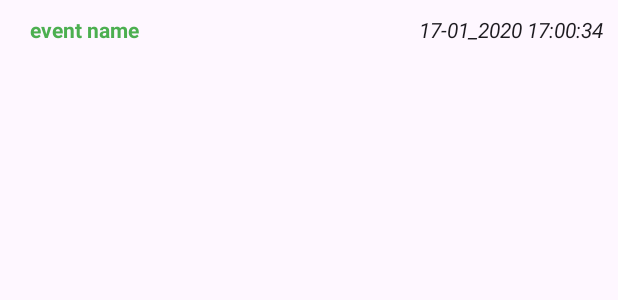
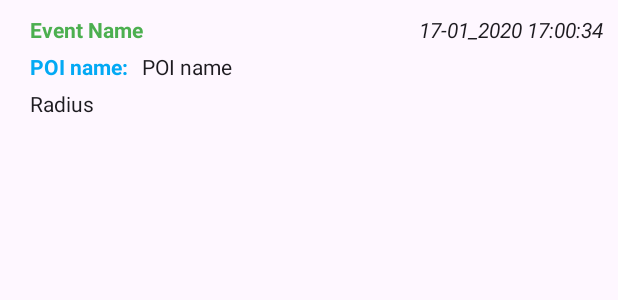
Before and after one commit to Woosmap/geofencing-example-android, an Android app: the layout event_item.xml on its own in the app's theme, with its tools: preview values and no code run, on a phone screen of 412 x 824 dp. Shown: the top 300 px of the screen. Run offline under Robolectric (Android 15) with nearby library versions, the phone set to English and light mode, and no system bars.

Commit message:
1. Added `EventDataModel` class to show POI name and id in the notification and the list

```diff
--- a/app/src/main/res/layout/event_item.xml
+++ b/app/src/main/res/layout/event_item.xml
@@ -10,7 +10,7 @@
         android:layout_height="wrap_content"
         android:paddingLeft="10dp"
         android:paddingRight="6dp"
-        android:text="event name"
+        android:text="Event Name"
         android:textAppearance="?android:attr/textAppearanceLarge"
         android:textColor="#4CAF50"
         android:textSize="14sp"
@@ -28,4 +28,42 @@
         android:textAppearance="?android:attr/textAppearanceLarge"
         android:textSize="14sp"
         android:textStyle="italic" />
+    <TextView
+        android:id="@+id/poi_name_label"
+        android:layout_width="wrap_content"
+        android:layout_height="wrap_content"
+        android:paddingLeft="10dp"
+        android:paddingRight="6dp"
+        android:layout_marginTop="5dp"
+        android:text="POI name: "
+        android:textAppearance="?android:attr/textAppearanceLarge"
+        android:textColor="@color/colorPrimary"
+        android:textSize="14sp"
+        android:textStyle="bold"
+        android:layout_below="@+id/event_name"
+        />
+    <TextView
+        android:id="@+id/poi_name"
+        android:layout_width="wrap_content"
+        android:layout_height="wrap_content"
+        android:layout_marginRight="5dp"
+        android:layout_toRightOf="@+id/poi_name_label"
+        android:layout_marginTop="5dp"
+        android:text="POI name"
+        android:textAppearance="?android:attr/textAppearanceLarge"
+        android:textSize="14sp"
+        android:layout_below="@+id/event_name"
+        />
+    <TextView
+        android:id="@+id/radius_poi_id"
+        android:layout_width="wrap_content"
+        android:layout_height="wrap_content"
+        android:paddingLeft="10dp"
+        android:paddingRight="6dp"
+        android:layout_marginTop="5dp"
+        android:text="Radius"
+        android:textAppearance="?android:attr/textAppearanceLarge"
+        android:textSize="14sp"
+        android:layout_below="@+id/poi_name"
+        />
 </RelativeLayout>
```
Also changed, not shown: app/src/main/java/com/webgeoservices/woosmapgeofencingexample/MainActivity.kt (+21 -20 lines), app/src/main/java/com/webgeoservices/woosmapgeofencingexample/adapters/EventsDataAdapter.kt (+11 -5 lines), app/src/main/java/com/webgeoservices/woosmapgeofencingexample/fragments/EventFragment.kt (+6 -4 lines), app/src/main/java/com/webgeoservices/woosmapgeofencingexample/models/EventDataModel.kt (added, +10 -0 lines).
